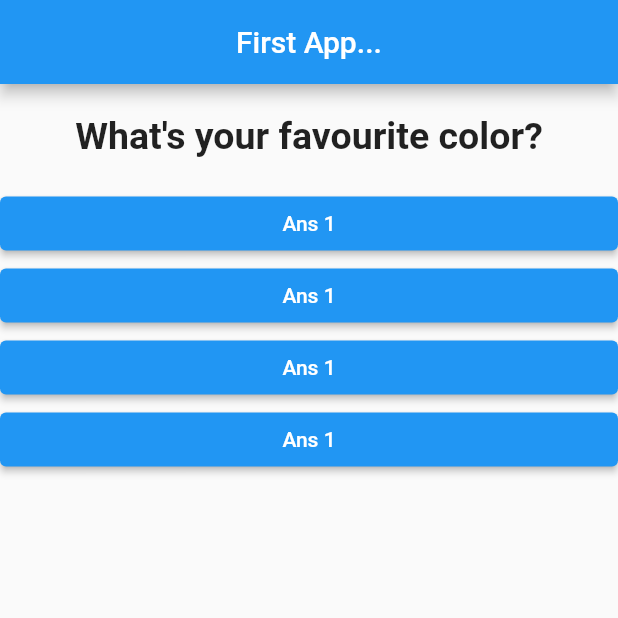
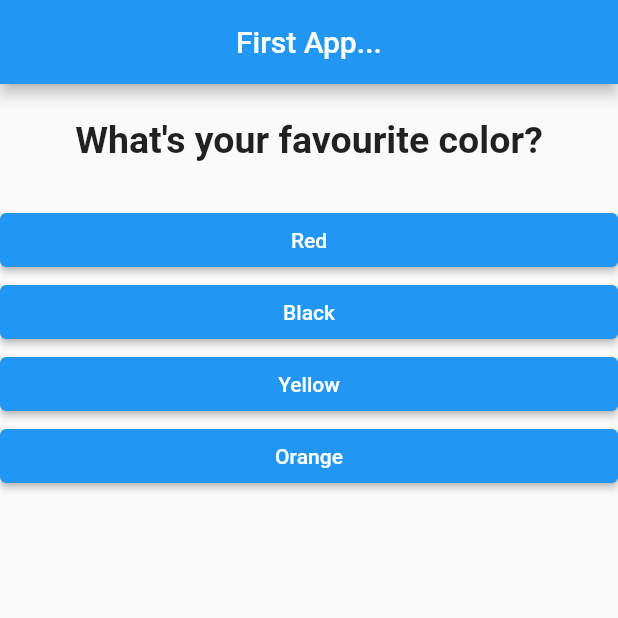
Before and after one commit to kishanSindhi/flutterQuizApp, a Flutter app: the screen it shows after launch, on a phone screen of 412 x 824 dp, the top half of it. Run offline on Flutter 3.47's test engine with Material 2 defaults, Android fonts, the phone set to English and light mode, and no system bars.

Commit message:
answer button updated

```diff
--- a/lib/answer.dart
+++ b/lib/answer.dart
@@ -2,15 +2,19 @@ import 'package:flutter/material.dart';
 
 class Answer extends StatelessWidget {
   final void Function() selectHandler;
+  final String answerText;
 
-  const Answer({required this.selectHandler});
+  const Answer({
+    required this.selectHandler,
+    required this.answerText,
+  });
 
   @override
   Widget build(BuildContext context) {
     return Container(
       width: double.infinity,
       child: ElevatedButton(
-        child: Text("Ans 1"),
+        child: Text(answerText),
         onPressed: selectHandler,
       ),
     );
--- a/lib/main.dart
+++ b/lib/main.dart
@@ -23,14 +23,18 @@ class _MyAppState extends State<MyApp> {
   @override
   Widget build(BuildContext context) {
     var que = [
-      "What's your favourite color?",
-      "What's your favourite animal?",
-      "What's your favourite color?",
-      "What's your favourite animal?",
-      "What's your favourite color?",
-      "What's your favourite animal?",
-      "What's your favourite color?",
-      "What's your favourite animal?",
+      {
+        "questionText": "What's your favourite color?",
+        "answerText": ["Red", "Black", "Yellow", "Orange"],
+      },
+      {
+        "questionText": "What's your favourite animal?",
+        "answerText": ["Rabbit", "Elephant", "Lion", "Tiger"],
+      },
+      {
+        "questionText": "Which is your favourite MCU character?",
+        "answerText": ["Thor", "Black Widow", "Cap", "Tony Stark"],
+      },
     ];
     return MaterialApp(
       home: Scaffold(
@@ -42,13 +46,15 @@ class _MyAppState extends State<MyApp> {
           child: SafeArea(
             child: Column(
               children: [
+                SizedBox(height: 15),
+                Question(que[queIndex]["questionText"] as String),
                 SizedBox(height: 20),
-                Question(que[queIndex]),
-                SizedBox(height: 20),
-                Answer(selectHandler: answerQuestion),
-                Answer(selectHandler: answerQuestion),
-                Answer(selectHandler: answerQuestion),
-                Answer(selectHandler: answerQuestion),
+                ...(que[queIndex]["answerText"] as List<String>).map((answer) {
+                  return Answer(
+                    selectHandler: answerQuestion,
+                    answerText: answer,
+                  );
+                }).toList()
               ],
             ),
           ),
@@ -57,5 +63,3 @@ class _MyAppState extends State<MyApp> {
     );
   }
 }
-
-// Answer(slectHandler: _answerQuestion),
--- a/lib/questio.dart
+++ b/lib/questio.dart
@@ -6,11 +6,14 @@ class Question extends StatelessWidget {
 
   @override
   Widget build(BuildContext context) {
-    return Text(
-      questionText!,
-      style: TextStyle(
-        fontWeight: FontWeight.bold,
-        fontSize: 25,
+    return Padding(
+      padding: const EdgeInsets.all(8.0),
+      child: Text(
+        questionText!,
+        style: TextStyle(
+          fontWeight: FontWeight.bold,
+          fontSize: 25,
+        ),
       ),
     );
   }
```
